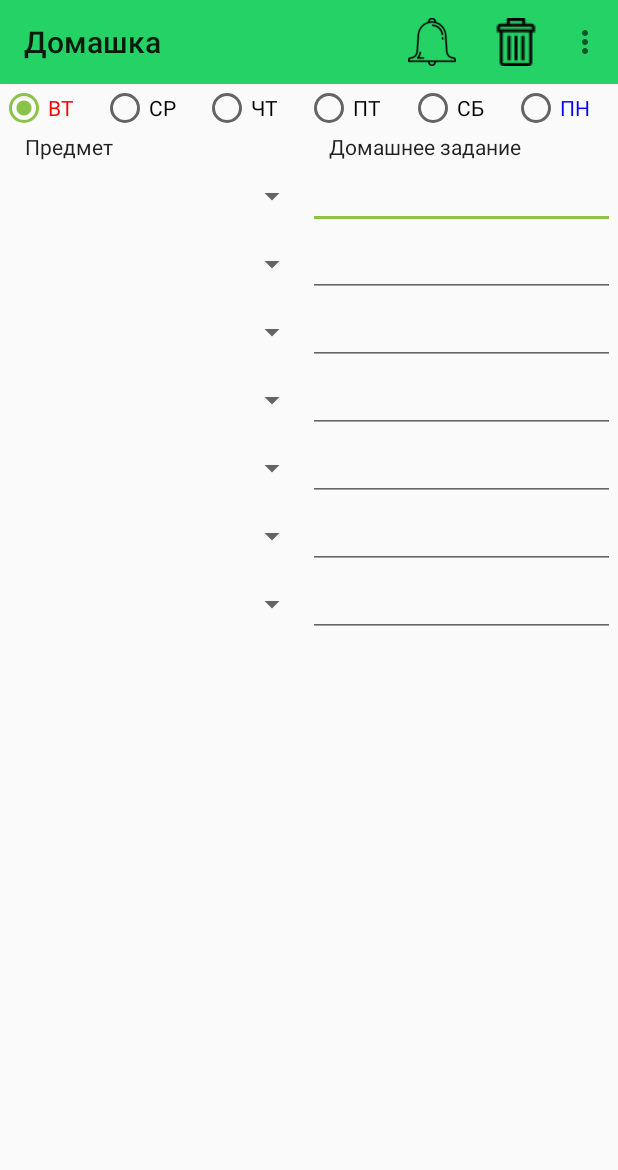
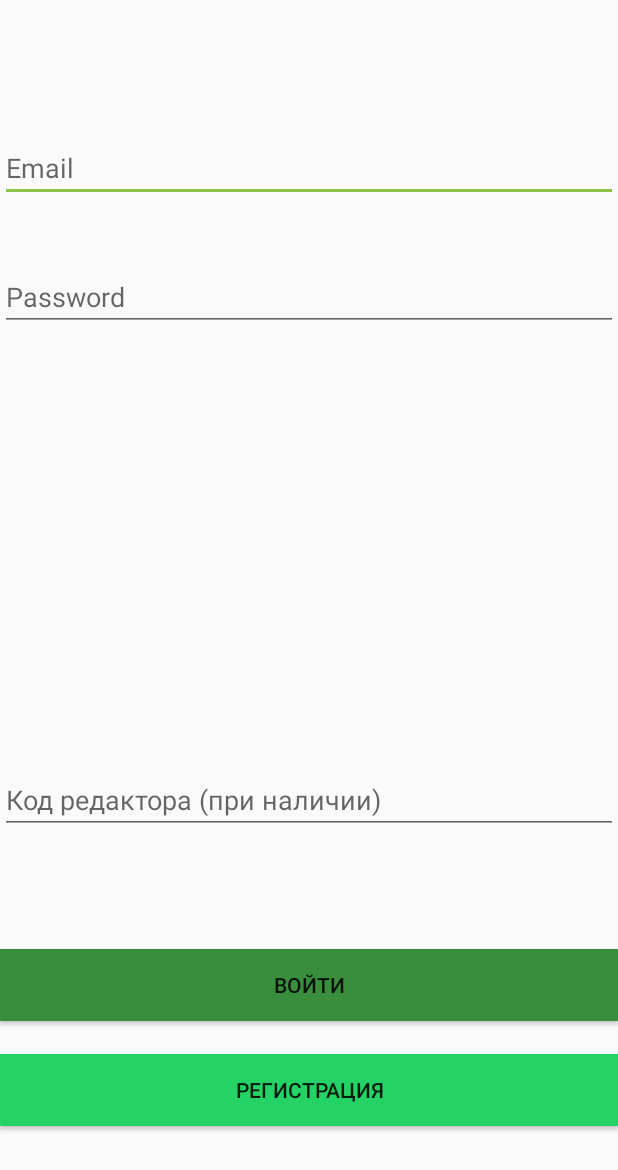
Before and after one commit to Krushiler/DomashkaOnline, an Android app: the screen it shows after launch (ponedelnik before the commit, AutentificationActivity after it), on a phone screen of 412 x 824 dp. Shown: the top 1170 px of the screen. Run offline under Robolectric (Android 15) with nearby library versions, the phone set to English and light mode, and no system bars; our stand-ins replace Firebase (no records; nobody signed in at launch, a user with empty details on screens opened directly).

Commit message:
Firs working version with working editor code

```diff
--- /dev/null
+++ b/app/src/main/java/com/example/krushiler/domashka/AutentificationActivity.java
@@ -0,0 +1,190 @@
+package com.example.krushiler.domashka;
+
+import android.content.Intent;
+import android.content.SharedPreferences;
+import android.support.annotation.NonNull;
+import android.support.annotation.Nullable;
+import android.support.v7.app.AppCompatActivity;
+import android.os.Bundle;
+import android.view.View;
+import android.widget.EditText;
+import android.widget.Toast;
+
+import com.google.android.gms.tasks.OnCompleteListener;
+import com.google.android.gms.tasks.Task;
+import com.google.firebase.auth.AuthResult;
+import com.google.firebase.auth.FirebaseAuth;
+import com.google.firebase.auth.FirebaseUser;
+import com.google.firebase.database.DataSnapshot;
+import com.google.firebase.database.DatabaseError;
+import com.google.firebase.database.DatabaseReference;
+import com.google.firebase.database.FirebaseDatabase;
+import com.google.firebase.database.ValueEventListener;
+
+import java.util.Set;
+
+public class AutentificationActivity extends AppCompatActivity {
+
+    private FirebaseAuth mAuth;
+    private FirebaseAuth.AuthStateListener mAuthListener;
+    private DatabaseReference myRef;
+
+    private EditText ETemail;
+    private EditText ETpassword;
+    private EditText ETeditor;
+
+    SharedPreferences sharedPreferencesEmail;
+    SharedPreferences sharedPreferencesPassword;
+    SharedPreferences sharedPreferencesEditor;
+
+    FirebaseUser user;
+
+    String userStatus;
+    String needEnter = "YES";
+    @Override
+    protected void onCreate(Bundle savedInstanceState) {
+        super.onCreate(savedInstanceState);
+        setContentView(R.layout.activity_autentification);
+        Intent i = getIntent();
+        needEnter = i.getStringExtra("status");
+        mAuth = FirebaseAuth.getInstance();
+        ETemail = (EditText) findViewById(R.id.emailet);
+        ETpassword = (EditText) findViewById(R.id.passwordet);
+        ETeditor = (EditText) findViewById(R.id.editoret);
+
+        String savedText1, savedText2, savedText3;
+        sharedPreferencesEmail = getSharedPreferences("emailPref", MODE_PRIVATE);
+        sharedPreferencesPassword = getSharedPreferences("passwordPref", MODE_PRIVATE);
+        sharedPreferencesEditor = getSharedPreferences("editorPref", MODE_PRIVATE);
+        savedText1 = sharedPreferencesEmail.getString("email", "");
+        savedText2 = sharedPreferencesPassword.getString("password", "");
+        savedText3 = sharedPreferencesEditor.getString("editor", "");
+        ETemail.setText(savedText1);
+        ETpassword.setText(savedText2);
+        ETeditor.setText(savedText3);
+        if (needEnter != "NO" && savedText1 != "" && savedText2 != ""){
+            signin(ETemail.getText().toString(), ETpassword.getText().toString());
+        }else{}
+        mAuthListener = new FirebaseAuth.AuthStateListener() {
+            @Override
+            public void onAuthStateChanged(@NonNull FirebaseAuth firebaseAuth) {
+                FirebaseUser user = firebaseAuth.getCurrentUser();
+                if (user != null) {
+                    Intent intent = new Intent(AutentificationActivity.this, HomeworkActivity.class);
+                    startActivity(intent);
+                    // User is signed in
+
+                } else {
+                    // User is signed out
+
+                }
+
+            }
+        };
+
+        myRef = FirebaseDatabase.getInstance().getReference();
+
+    }
+    public void onClick(View view) {
+        if (view.getId() == R.id.enterbtn) {
+            signin(ETemail.getText().toString(), ETpassword.getText().toString());
+        } else if (view.getId() == R.id.registerbtn) {
+            registration(ETemail.getText().toString(), ETpassword.getText().toString());
+        }
+    }
+
+    public void checkEditor(){
+        myRef.child(user.getUid()).addListenerForSingleValueEvent(new ValueEventListener() {
+            @Override
+            public void onDataChange(@NonNull DataSnapshot dataSnapshot) {
+                String s = ((CharSequence)dataSnapshot.child("EditorCode").getValue()).toString();
+                if (ETeditor.getText().toString().equals(s)){
+                    userStatus = "editor";
+                }else{
+                    userStatus = "guest";
+                }
+            }
+
+            @Override
+            public void onCancelled(@NonNull DatabaseError databaseError) {
+
+            }
+        });
+    }
+
+    public void signin(String email, String password)
+    {
+        mAuth.signInWithEmailAndPassword(email,password).addOnCompleteListener(this, new OnCompleteListener<AuthResult>() {
+            @Override
+            public void onComplete(@NonNull Task<AuthResult> task) {
+                if(task.isSuccessful()) {
+                    //Toast.makeText(AutentificationActivity.this, "Aвторизация успешна", Toast.LENGTH_SHORT).show();
+                    SharedPreferences.Editor emailEditor = sharedPreferencesEmail.edit();
+                    SharedPreferences.Editor passwordEditor = sharedPreferencesPassword.edit();
+                    SharedPreferences.Editor editorEditor = sharedPreferencesEditor.edit();
+
+                    sharedPreferencesEmail = getSharedPreferences("emailPref", MODE_PRIVATE);
+                    sharedPreferencesPassword = getSharedPreferences("passwordPref", MODE_PRIVATE);
+                    sharedPreferencesEditor = getSharedPreferences("editorPref", MODE_PRIVATE);
+
+                    emailEditor.putString("email", ETemail.getText().toString());
+                    passwordEditor.putString("password", ETpassword.getText().toString());
+                    editorEditor.putString("editor", ETeditor.getText().toString());
+
+                    user = mAuth.getInstance().getCurrentUser();
+                    myRef = FirebaseDatabase.getInstance().getReference();
+
+                    checkEditor();
+
+                    emailEditor.commit();
+                    passwordEditor.commit();
+                    editorEditor.commit();
+                    Intent intent = new Intent(AutentificationActivity.this, HomeworkActivity.class);
+                    intent.putExtra("userStatus", ETeditor.getText().toString());
+                    intent.putExtra("editorCode", ETeditor.getText().toString());
+                    startActivity(intent);
+                }else
+                    Toast.makeText(AutentificationActivity.this, "Неверная почта или пароль", Toast.LENGTH_SHORT).show();
+
+            }
+        });
+    }
+    public void registration (final String email , final String password){
+        mAuth.createUserWithEmailAndPassword(email, password).addOnCompleteListener(this, new OnCompleteListener<AuthResult>() {
+            @Override
+            public void onComplete(@NonNull Task<AuthResult> task) {
+                if(task.isSuccessful())
+                {
+
+                    DatabaseReference myRef;
+
+                    myRef = FirebaseDatabase.getInstance().getReference();
+
+                    user = mAuth.getInstance().getCurrentUser();
+
+                    myRef.child(user.getUid()).child("EditorCode").setValue(ETeditor.getText().toString());
+
+                    SharedPreferences.Editor emailEditor = sharedPreferencesEmail.edit();
+                    SharedPreferences.Editor passwordEditor = sharedPreferencesPassword.edit();
+                    SharedPreferences.Editor editorEditor = sharedPreferencesEditor.edit();
+
+                    sharedPreferencesEmail = getSharedPreferences("emailPref", MODE_PRIVATE);
+                    sharedPreferencesPassword = getSharedPreferences("passwordPref", MODE_PRIVATE);
+                    sharedPreferencesEditor = getSharedPreferences("editorPref", MODE_PRIVATE);
+
+                    emailEditor.putString("email", ETemail.getText().toString());
+                    passwordEditor.putString("password", ETpassword.getText().toString());
+                    editorEditor.putString("editor", ETeditor.getText().toString());
+
+                    emailEditor.commit();
+                    passwordEditor.commit();
+                    editorEditor.commit();
+
+                    mAuth.signInWithEmailAndPassword(email, password);
+                }
+                else
+                    Toast.makeText(AutentificationActivity.this, "Короткий пароль, или почта уже зарегестрирована", Toast.LENGTH_SHORT).show();
+            }
+        });
+    }
+}
--- a/app/src/main/java/com/example/krushiler/domashka/SplashActivity.java
+++ b/app/src/main/java/com/example/krushiler/domashka/SplashActivity.java
@@ -10,8 +10,9 @@ public class SplashActivity extends AppCompatActivity {
     protected void onCreate(Bundle savedInstanceState) {
         super.onCreate(savedInstanceState);
 
-        Intent intent = new Intent(this, ponedelnik.class);
+        Intent intent = new Intent(this, AutentificationActivity.class);
         startActivity(intent);
         finish();
+
     }
 }
--- /dev/null
+++ b/app/src/main/res/layout/activity_autentification.xml
@@ -0,0 +1,69 @@
+<?xml version="1.0" encoding="utf-8"?>
+<RelativeLayout xmlns:android="http://schemas.android.com/apk/res/android"
+    xmlns:app="http://schemas.android.com/apk/res-auto"
+    xmlns:tools="http://schemas.android.com/tools"
+    android:layout_width="match_parent"
+    android:layout_height="match_parent"
+    tools:context=".AutentificationActivity">
+
+    <Button
+        android:id="@+id/enterbtn"
+        android:layout_width="match_parent"
+        android:layout_height="wrap_content"
+        android:layout_alignParentStart="true"
+        android:layout_alignParentBottom="true"
+        android:layout_marginStart="0dp"
+        android:layout_marginBottom="143dp"
+        android:onClick="onClick"
+        android:background="@color/primary_dark_green"
+        android:text="Войти" />
+
+    <Button
+        android:id="@+id/registerbtn"
+        android:layout_width="match_parent"
+        android:layout_height="wrap_content"
+        android:layout_alignParentStart="true"
+        android:layout_alignParentBottom="true"
+        android:layout_marginStart="0dp"
+        android:layout_marginBottom="73dp"
+        android:onClick="onClick"
+        android:background="@color/primary_green"
+        android:text="Регистрация" />
+
+    <EditText
+        android:id="@+id/emailet"
+        android:layout_width="match_parent"
+        android:layout_height="wrap_content"
+        android:layout_alignParentStart="true"
+        android:layout_alignParentTop="true"
+        android:layout_marginStart="0dp"
+        android:layout_marginTop="89dp"
+        android:ems="10"
+        android:hint="Email"
+        android:inputType="textEmailAddress" />
+
+    <EditText
+        android:id="@+id/passwordet"
+        android:layout_width="match_parent"
+        android:layout_height="wrap_content"
+        android:layout_alignParentStart="true"
+        android:layout_alignParentTop="true"
+        android:layout_marginStart="0dp"
+        android:layout_marginTop="175dp"
+        android:ems="10"
+        android:hint="Password"
+        android:inputType="textPassword" />
+
+    <EditText
+        android:id="@+id/editoret"
+        android:layout_width="match_parent"
+        android:layout_height="wrap_content"
+        android:layout_alignParentStart="true"
+        android:layout_alignParentBottom="true"
+        android:layout_marginStart="0dp"
+        android:layout_marginBottom="268dp"
+        android:ems="10"
+        android:hint="Код редактора (при наличии)"
+        android:inputType="textPassword" />
+
+</RelativeLayout>
--- a/app/src/main/res/layout/activity_ponedelnik.xml
+++ b/app/src/main/res/layout/activity_homework.xml
@@ -6,7 +6,7 @@
     android:layout_height="match_parent"
     android:orientation="vertical"
     android:id="@+id/ponedelnicxml"
-    tools:context="com.example.krushiler.domashka.ponedelnik"
+    tools:context="com.example.krushiler.domashka.HomeworkActivity"
     android:weightSum="1">
     <include
         layout="@layout/toolbar"/>
--- a/app/src/main/res/values/strings.xml
+++ b/app/src/main/res/values/strings.xml
@@ -1,5 +1,8 @@
 <resources>
     <string name="app_name">Domashka</string>
+    <string name="subjectNameInFirebase">Subjects</string>
+    <string name="homeworkNameInFirebase">Homework</string>
+    <string name="timeNameInFirebase">Time</string>
     <string-array name="subjects">
         <item>                        </item>
         <item>Русский язык</item>
--- a/build.gradle
+++ b/build.gradle
@@ -6,14 +6,15 @@ buildscript {
         google()
     }
     dependencies {
-        classpath 'com.android.tools.build:gradle:3.1.4'
+        classpath 'com.android.tools.build:gradle:3.2.1'
+        classpath 'com.google.gms:google-services:4.0.1'
     }
 }
 
 allprojects {
     repositories {
+        google()
         jcenter()
-        google()
     }
 }
 
```
Also changed, not shown: app/build.gradle (+12 -6 lines), app/src/main/AndroidManifest.xml (+6 -3 lines), app/src/main/java/com/example/krushiler/domashka/HomeworkActivity.java (renamed from app/src/main/java/com/example/krushiler/domashka/ponedelnik.java, +91 -72 lines), app/src/main/res/menu/menu.xml (+13 -5 lines), gradle/wrapper/gradle-wrapper.properties.
